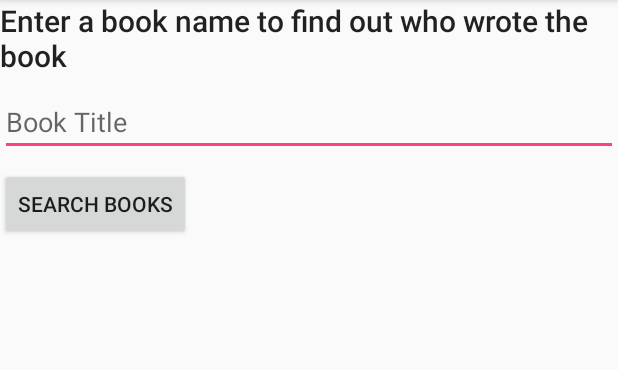
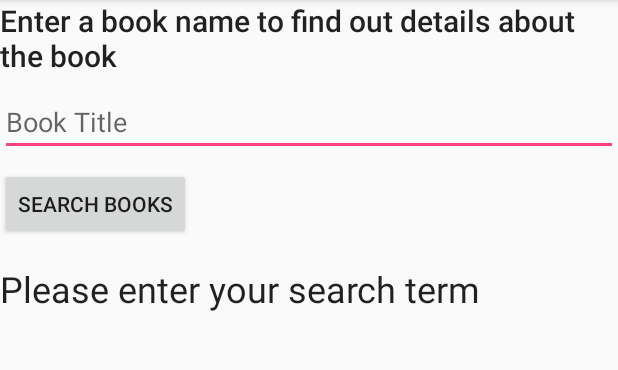
Before and after one commit to changchen96/WhoWroteIt, an Android app: the screen it shows after launch (MainActivity), after a tap on "SEARCH BOOKS", on a phone screen of 412 x 824 dp, the part 84-454 px from its top. Run offline under Robolectric (Android 15) with nearby library versions, the phone set to English and light mode, and no system bars.

Commit message:
Second commit, with an extra description function and scrolling

```diff
--- a/app/src/main/AndroidManifest.xml
+++ b/app/src/main/AndroidManifest.xml
@@ -1,7 +1,8 @@
 <?xml version="1.0" encoding="utf-8"?>
 <manifest xmlns:android="http://schemas.android.com/apk/res/android"
     package="com.example.c7_ong.whowroteit">
-
+<uses-permission android:name="android.permission.INTERNET"/>
+    <uses-permission android:name="android.permission.ACCESS_NETWORK_STATE"/>
     <application
         android:allowBackup="true"
         android:icon="@mipmap/ic_launcher"
--- a/app/src/main/java/com/example/c7_ong/whowroteit/MainActivity.java
+++ b/app/src/main/java/com/example/c7_ong/whowroteit/MainActivity.java
@@ -1,8 +1,12 @@
 package com.example.c7_ong.whowroteit;
 
+import android.content.Context;
+import android.net.ConnectivityManager;
+import android.net.NetworkInfo;
 import android.support.v7.app.AppCompatActivity;
 import android.os.Bundle;
 import android.view.View;
+import android.view.inputmethod.InputMethodManager;
 import android.widget.EditText;
 import android.widget.TextView;
 
@@ -13,6 +17,7 @@ public class MainActivity extends AppCompatActivity {
     private EditText mBookInput;
     private TextView mTitleText;
     private TextView mAuthorText;
+    private TextView Description;
     @Override
     protected void onCreate(Bundle savedInstanceState) {
         super.onCreate(savedInstanceState);
@@ -21,9 +26,43 @@ public class MainActivity extends AppCompatActivity {
         mBookInput = (EditText)findViewById(R.id.bookInput);
         mTitleText = (TextView)findViewById(R.id.titleText);
         mAuthorText = (TextView)findViewById(R.id.authorText);
+        Description = (TextView)findViewById(R.id.description);
     }
 
     public void searchBooks(View view) {
         String queryString = mBookInput.getText().toString();
+        InputMethodManager inputManager = (InputMethodManager) getSystemService(Context.INPUT_METHOD_SERVICE);
+        if (inputManager != null)
+        {
+            inputManager.hideSoftInputFromWindow(view.getWindowToken(), InputMethodManager.HIDE_NOT_ALWAYS);
+        }
+        ConnectivityManager connMgr = (ConnectivityManager) getSystemService(Context.CONNECTIVITY_SERVICE);
+        NetworkInfo networkInfo = null;
+        if (connMgr != null)
+        {
+            networkInfo = connMgr.getActiveNetworkInfo();
+        }
+        if (networkInfo != null && networkInfo.isConnected() && queryString.length() !=0)
+        {
+            new FetchBook(mTitleText,mAuthorText, Description).execute(queryString);
+            mAuthorText.setText("");
+            Description.setText("");
+            mTitleText.setText(R.string.loading);
+        }
+        else
+        {
+            if (queryString.length() == 0)
+            {
+                mAuthorText.setText("");
+                Description.setText("");
+                mTitleText.setText(R.string.no_search_term);
+            }
+            else
+            {
+                mAuthorText.setText("");
+                Description.setText("");
+                mTitleText.setText(R.string.no_network);
+            }
+        }
     }
 }
--- a/app/src/main/res/layout/activity_main.xml
+++ b/app/src/main/res/layout/activity_main.xml
@@ -1,11 +1,16 @@
 <?xml version="1.0" encoding="utf-8"?>
-<android.support.constraint.ConstraintLayout xmlns:android="http://schemas.android.com/apk/res/android"
+<ScrollView
+    xmlns:android="http://schemas.android.com/apk/res/android"
     xmlns:app="http://schemas.android.com/apk/res-auto"
     xmlns:tools="http://schemas.android.com/tools"
     android:layout_width="match_parent"
+    android:layout_height="wrap_content"
+    android:fillViewport="true">
+
+<android.support.constraint.ConstraintLayout
+    android:layout_width="match_parent"
     android:layout_height="match_parent"
     tools:context=".MainActivity">
-
     <TextView
         android:layout_width="match_parent"
         android:layout_height="wrap_content"
@@ -35,6 +40,7 @@
         app:layout_constraintStart_toStartOf="parent"
         app:layout_constraintTop_toBottomOf="@+id/bookInput"/>
 
+
     <TextView
         android:layout_width="wrap_content"
         android:layout_height="wrap_content"
@@ -53,4 +59,16 @@
         app:layout_constraintStart_toStartOf="parent"
         app:layout_constraintTop_toBottomOf="@+id/titleText"/>
 
+
+    <TextView
+        android:layout_width="wrap_content"
+        android:layout_height="wrap_content"
+        android:id="@+id/description"
+        android:layout_marginTop="16dp"
+        android:textAppearance="@style/TextAppearance.AppCompat.Light.SearchResult.Subtitle"
+        app:layout_constraintStart_toStartOf="parent"
+        app:layout_constraintTop_toBottomOf="@+id/authorText"
+        />
+
 </android.support.constraint.ConstraintLayout>
+</ScrollView>
--- a/app/src/main/res/values/strings.xml
+++ b/app/src/main/res/values/strings.xml
@@ -1,6 +1,10 @@
 <resources>
     <string name="app_name">WhoWroteIt</string>
-    <string name="instructions">Enter a book name to find out who wrote the book</string>
+    <string name="instructions">Enter a book name to find out details about the book</string>
     <string name="button_text">Search Books</string>
     <string name="input_hint">Book Title</string>
+    <string name="no_results">No results found</string>
+    <string name="loading">Loading results...</string>
+    <string name="no_search_term">Please enter your search term</string>
+    <string name="no_network">Please check your network connection and try again</string>
 </resources>
```
Also changed, not shown: app/src/main/java/com/example/c7_ong/whowroteit/FetchBook.java (+68 -2 lines), app/src/main/java/com/example/c7_ong/whowroteit/NetworkUtils.java (+85 -0 lines).
